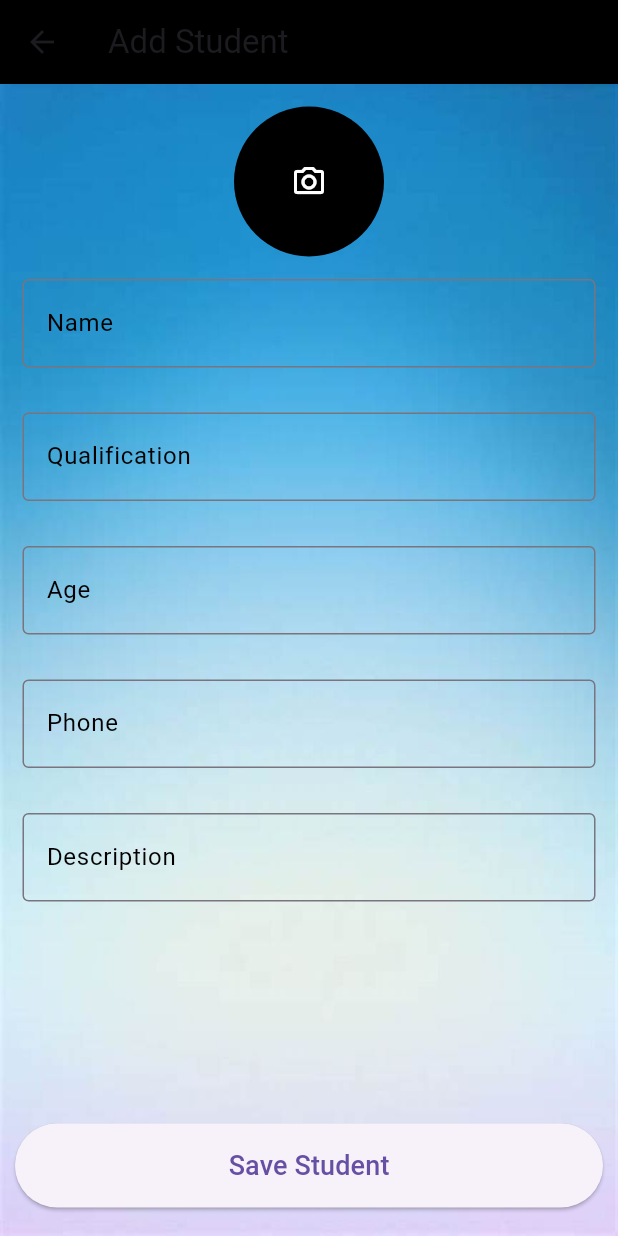
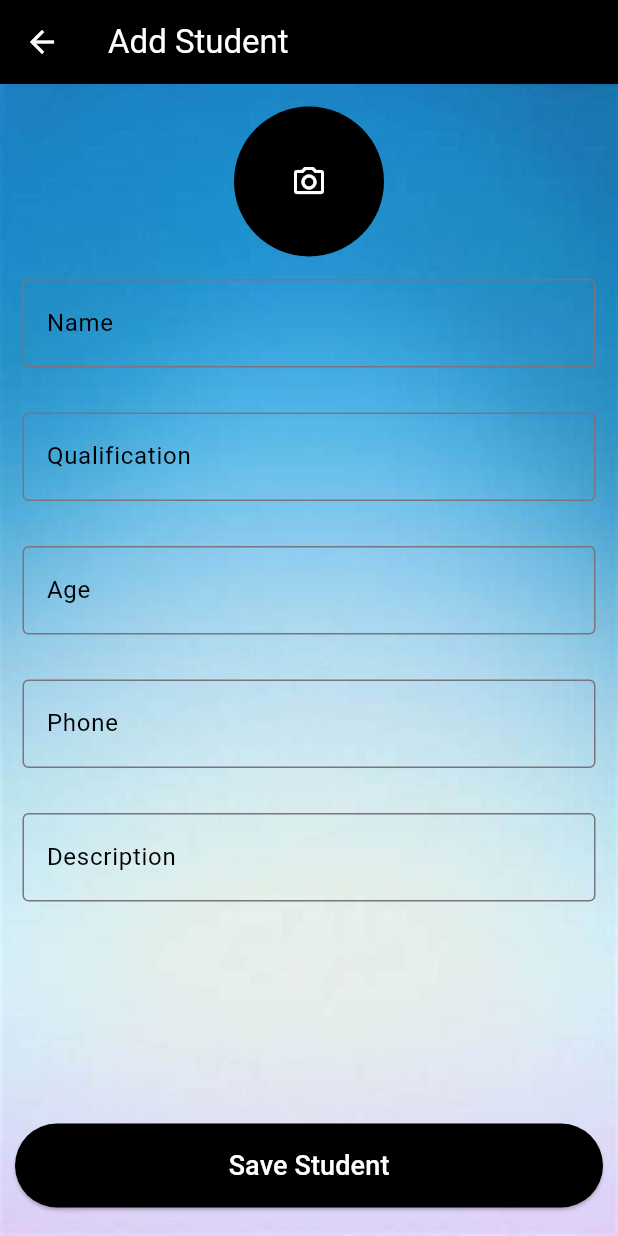
Before and after one commit to Anuja-js/sqfliteCRUD, a Flutter app: the HomePage screen opened directly, after a tap on the "grid 4x4" icon, after a tap on the "add" icon, on a phone screen of 412 x 824 dp. Run offline on Flutter 3.47's test engine with Material 3 defaults, Android fonts, the phone set to English and light mode, and no system bars; our stand-ins replace image_picker, shared_preferences, sqflite; accounts and stored records are empty.

Commit message:
app done

```diff
--- a/lib/screens/edit_user_details.dart
+++ b/lib/screens/edit_user_details.dart
@@ -49,10 +49,10 @@ class UserDetailsEditState extends State<UserDetailsEdit> {
   Widget build(BuildContext context) {
     return Scaffold(
       appBar: AppBar(
-        title: Text(appBarTitle),
+        title: Text(appBarTitle,style: const TextStyle(color: Colors.white),),
         backgroundColor: Colors.black,
         leading: IconButton(
-          icon: const Icon(Icons.arrow_back),
+          icon: const Icon(Icons.arrow_back,color: Colors.white),
           onPressed: () {
             moveToLastScreen();
           },
@@ -118,7 +118,7 @@ class UserDetailsEditState extends State<UserDetailsEdit> {
                   buildTextFormField(ageController, 'Age', updateAge, keyboardType: TextInputType.number),
                   buildTextFormField(phoneController, 'Phone', updatePhone, keyboardType: TextInputType.number),
                   buildTextFormField(descriptionController, 'Description', updateDescription),
-                  SizedBox(height: 55,),
+                  const SizedBox(height: 55,),
                 ],
               ),
             ),
@@ -128,6 +128,11 @@ class UserDetailsEditState extends State<UserDetailsEdit> {
             left: 10,
             right: 10,
             child: ElevatedButton(
+              style: ButtonStyle(
+                backgroundColor: WidgetStateProperty.all(Colors.black),
+                foregroundColor: WidgetStateProperty.all(Colors.white),
+
+              ),
               child: Padding(
                 padding: const EdgeInsets.symmetric(vertical: 15, horizontal: 20),
                 child: Text(
--- a/lib/screens/home_screen.dart
+++ b/lib/screens/home_screen.dart
@@ -26,27 +26,58 @@ TextEditingController  textControl=TextEditingController();
     updateListView();
     super.initState();
   }
-
       @override
   Widget build(BuildContext context) {
     return Scaffold(
       appBar: AppBar(
-        title: const Text("Students"),
+        title: const Text("Students",style: TextStyle(color: Colors.white),),
         backgroundColor: Colors.black,
         actions: [
           IconButton(onPressed: () {
             setState(() {
               isPress=!isPress;
             });
-          }, icon:isPress? const Icon(Icons.grid_4x4_outlined):const Icon((Icons.list_alt_outlined)
-          )),
+          }, icon:isPress? const Icon(Icons.grid_4x4_outlined,color: Colors.white,): const Icon(
+              Icons.list_alt_outlined,color: Colors.white
+          )
+          ),
           IconButton(
             onPressed: () {
               logout(context);
             },
-            icon: const Icon(Icons.logout),
+            icon: const Icon(Icons.logout,color: Colors.white),
           ),
         ],
+        bottom: PreferredSize(preferredSize: const Size.fromHeight(60.0), child: Padding(padding: const EdgeInsets.symmetric(vertical: 10,horizontal: 10),
+          child: TextField(controller: textControl,
+        onChanged: (value){
+          if(value.isNotEmpty)
+          {
+            var userListFuture = databaseHelper.getUserList();
+            userListFuture.then((List) {
+              setState(() {
+                userList = List.where((element) => element.name!.toUpperCase().contains(textControl.text.toUpperCase())).toList();
+                count = userList.length;
+              });
+            });
+          }
+          else{
+            updateListView();
+          }
+        },
+            style: const TextStyle(color: Colors.white),
+        decoration: const InputDecoration(
+          hintText: 'Search...',
+          border: OutlineInputBorder(
+            borderSide: BorderSide(color: Colors.grey, width: 2),
+          ),
+          focusedBorder:OutlineInputBorder(
+        borderSide: BorderSide(color: Colors.grey, width: 2,),
+          ),
+          prefixIcon: Icon(Icons.search,color: Colors.white,),
+        ),
+        ),
+        )),
       ),
       body: Stack(
         children: [
@@ -65,6 +96,7 @@ TextEditingController  textControl=TextEditingController();
       ),
       floatingActionButton: FloatingActionButton(
         backgroundColor: Colors.black,
+        foregroundColor: Colors.white,
         onPressed: () {
           navigateToDetail(User('', '', null, null, '', null), 'Add Student');
         },
@@ -74,17 +106,8 @@ TextEditingController  textControl=TextEditingController();
     );
   }
 
-   getUsersListView() {
-    return Column(
-      children: [
-        TextFormField(
-          controller: textControl,
-          onChanged: (value){
-            userList=userList.where((element) => Element.name.contains(textControl.text);
-            );
-          },
-        ),
-        ListView.builder(
+ ListView  getUsersListView() {
+    return ListView.builder(
       physics: const ScrollPhysics(),
       scrollDirection: Axis.vertical,
 
@@ -115,7 +138,7 @@ TextEditingController  textControl=TextEditingController();
                               fit: BoxFit.cover,
                             )),
                       )
-                        : const Icon(Icons.person),
+                    : const Icon(Icons.person,color: Colors.white),
               ),
               title: Text(
                 userList[position].name!,
@@ -138,9 +161,9 @@ TextEditingController  textControl=TextEditingController();
                           context: context,
                           builder: (BuildContext context) {
                             return AlertDialog(
-                                  title: const Text("Logout?..."),
+                              title: const Text("Delete...?"),
                               content: Text(
-                                      "Are you sure? ${userList[position].name} is deleted?"),
+                                  "Are you sure? ${userList[position].name} will be deleted?"),
                               actions: [
                                 TextButton(
                                     onPressed: () {
@@ -168,8 +191,6 @@ TextEditingController  textControl=TextEditingController();
           ),
         );
       },
-        ),
-      ],
     );
   }
 
@@ -217,7 +238,7 @@ TextEditingController  textControl=TextEditingController();
                                 fit: BoxFit.cover,
                               )),
                         )
-                            : const Icon(Icons.person),
+                            : const Icon(Icons.person,color: Colors.white),
                       ),
                       const SizedBox(height: 20,),
                       Text(
@@ -246,9 +267,9 @@ TextEditingController  textControl=TextEditingController();
                                 context: context,
                                 builder: (BuildContext context) {
                                   return AlertDialog(
-                                    title: const Text("Logout?..."),
+                                    title: const Text("Delete...?"),
                                     content: Text(
-                                        "Are you sure? ${userList[position].name} is deleted?"),
+                                        "Are you sure? ${userList[position].name} will be deleted?"),
                                     actions: [
                                       TextButton(
                                           onPressed: () {
@@ -342,4 +363,5 @@ TextEditingController  textControl=TextEditingController();
           );
         });
   }
+
 }
```
Also changed, not shown: lib/screens/login_screen.dart (+4 -3 lines), lib/screens/user_detail.dart (+7 -5 lines), pubspec.lock. Lines whose indentation alone changed are shown as unchanged.
